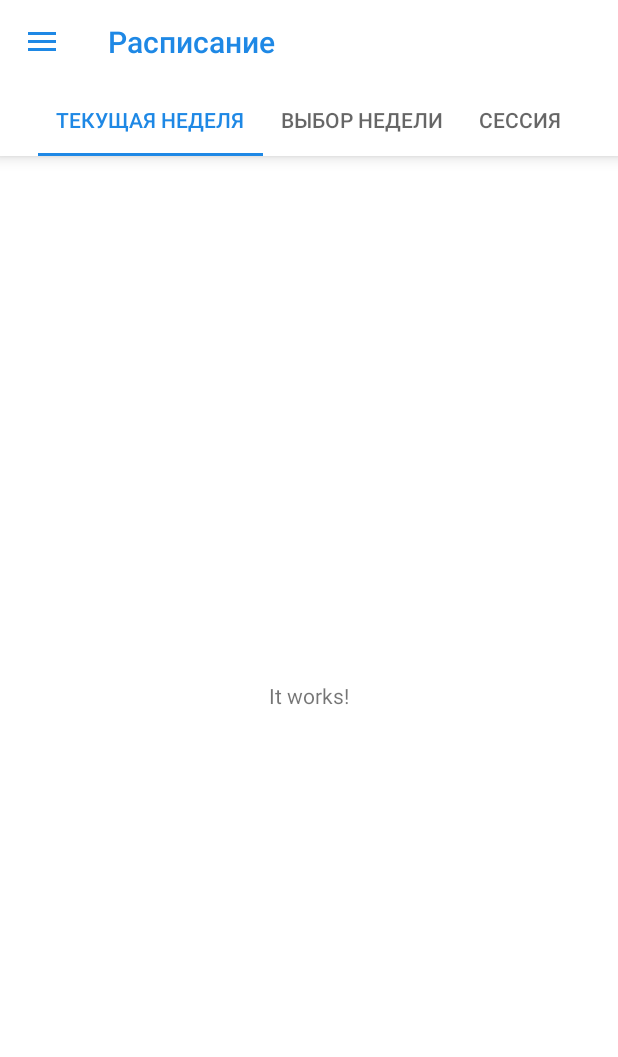
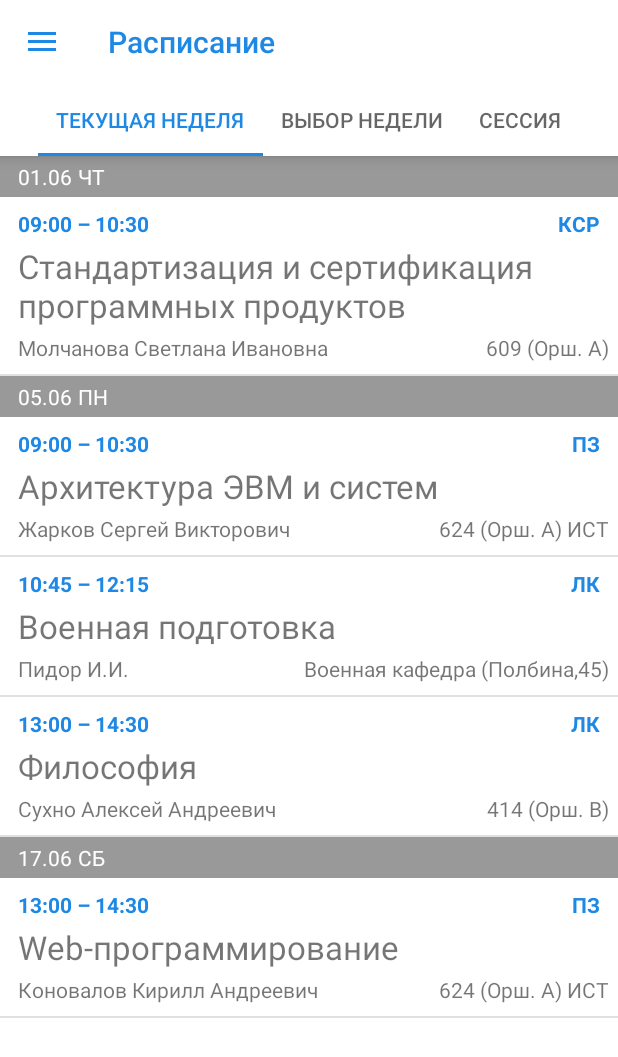
Before and after one commit to ReptilianInc/MaiApp, an Android app: the screen it shows after launch (MainActivity), on a phone screen of 412 x 824 dp. Shown: the top 1057 px of the screen. Run offline under Robolectric (Android 15) with nearby library versions, the phone set to English and light mode, and no system bars.

Commit message:
Implementing Schedule fragments

```diff
--- /dev/null
+++ b/app/src/main/java/com/mai/nix/maiapp/ChooseWeekScheduleFragment.java
@@ -0,0 +1,21 @@
+package com.mai.nix.maiapp;
+
+import android.os.Bundle;
+import android.support.annotation.Nullable;
+import android.support.v4.app.Fragment;
+import android.view.LayoutInflater;
+import android.view.View;
+import android.view.ViewGroup;
+
+/**
+ * Created by Nix on 01.08.2017.
+ */
+
+public class ChooseWeekScheduleFragment extends Fragment {
+    @Nullable
+    @Override
+    public View onCreateView(LayoutInflater inflater, @Nullable ViewGroup container, @Nullable Bundle savedInstanceState) {
+        View v = inflater.inflate(R.layout.custom_week_schedule_layout, container, false);
+        return v;
+    }
+}
--- /dev/null
+++ b/app/src/main/java/com/mai/nix/maiapp/ExamModel.java
@@ -0,0 +1,74 @@
+package com.mai.nix.maiapp;
+
+/**
+ * Created by Nix on 01.08.2017.
+ */
+
+public class ExamModel {
+    protected String mDate;
+    protected String mDay;
+    protected String mTime;
+    protected String mTitle;
+    protected String mTeacher;
+    protected String mRoom;
+
+    public ExamModel(String date, String day, String time, String title, String teacher, String room) {
+        mDate = date;
+        mDay = day;
+        mTime = time;
+        mTitle = title;
+        mTeacher = teacher;
+        mRoom = room;
+    }
+    public ExamModel(){
+
+    }
+
+    public String getDate() {
+        return mDate;
+    }
+
+    public void setDate(String date) {
+        mDate = date;
+    }
+
+    public String getDay() {
+        return mDay;
+    }
+
+    public void setDay(String day) {
+        mDay = day;
+    }
+
+    public String getTime() {
+        return mTime;
+    }
+
+    public void setTime(String time) {
+        mTime = time;
+    }
+
+    public String getTitle() {
+        return mTitle;
+    }
+
+    public void setTitle(String title) {
+        mTitle = title;
+    }
+
+    public String getTeacher() {
+        return mTeacher;
+    }
+
+    public void setTeacher(String teacher) {
+        mTeacher = teacher;
+    }
+
+    public String getRoom() {
+        return mRoom;
+    }
+
+    public void setRoom(String room) {
+        mRoom = room;
+    }
+}
--- /dev/null
+++ b/app/src/main/java/com/mai/nix/maiapp/SubjectModel.java
@@ -0,0 +1,28 @@
+package com.mai.nix.maiapp;
+
+/**
+ * Created by Nix on 01.08.2017.
+ */
+
+public class SubjectModel extends ExamModel {
+    private String mType;
+
+    public SubjectModel(String date, String day, String time, String title, String teacher, String room, String type) {
+        super(date, day, time, title, teacher, room);
+        mType = type;
+    }
+    public SubjectModel(String time, String title, String teacher, String room, String type) {
+        mTime = time;
+        mTitle = title;
+        mTeacher = teacher;
+        mRoom = room;
+        mType = type;
+    }
+    public String getType() {
+        return mType;
+    }
+
+    public void setType(String type) {
+        mType = type;
+    }
+}
--- /dev/null
+++ b/app/src/main/java/com/mai/nix/maiapp/SubjectsOfThisWeekFragment.java
@@ -0,0 +1,108 @@
+package com.mai.nix.maiapp;
+
+import android.os.Bundle;
+import android.support.annotation.Nullable;
+import android.support.v4.app.Fragment;
+import android.support.v7.widget.LinearLayoutManager;
+import android.support.v7.widget.RecyclerView;
+import android.view.LayoutInflater;
+import android.view.View;
+import android.view.ViewGroup;
+import android.widget.ProgressBar;
+import android.widget.RelativeLayout;
+import android.widget.TextView;
+import java.util.ArrayList;
+import java.util.List;
+
+/**
+ * Created by Nix on 01.08.2017.
+ */
+
+public class SubjectsOfThisWeekFragment extends Fragment {
+    private RecyclerView mRecyclerView;
+    private List<SubjectModel> mSubjectModels;
+    private SubjectsOfThisWeekFragment.MyAdapter mMyAdapter;
+    private ProgressBar mProgressBar;
+    @Nullable
+    @Override
+    public View onCreateView(LayoutInflater inflater, @Nullable ViewGroup container, @Nullable Bundle savedInstanceState) {
+        View v = inflater.inflate(R.layout.news_layout, container, false);
+        mSubjectModels = new ArrayList<>();
+        mSubjectModels.add(new SubjectModel("01.06", "ЧТ", "09:00 – 10:30", "Стандартизация и сертификация программных продуктов",
+                "Молчанова Светлана Ивановна", "609 (Орш. А)", "КСР"));
+        mSubjectModels.add(new SubjectModel("05.06", "ПН", "09:00 – 10:30", "Архитектура ЭВМ и систем",
+                "Жарков Сергей Викторович", "624 (Орш. А) ИСТ", "ПЗ"));
+        mSubjectModels.add(new SubjectModel("10:45 – 12:15", "Военная подготовка",
+                "Пидор И.И.", "Военная кафедра (Полбина,45)", "ЛК"));
+        mSubjectModels.add(new SubjectModel("13:00 – 14:30", "Философия",
+                "Сухно Алексей Андреевич", "414 (Орш. В)", "ЛК"));
+        mSubjectModels.add(new SubjectModel("17.06", "СБ", "13:00 – 14:30", "Web-программирование",
+                "Коновалов Кирилл Андреевич", "624 (Орш. А) ИСТ", "ПЗ"));
+        mProgressBar = (ProgressBar)v.findViewById(R.id.progress_bar);
+        mRecyclerView = (RecyclerView) v.findViewById(R.id.list);
+        mRecyclerView.setLayoutManager(new LinearLayoutManager(getContext()));
+        mRecyclerView.addItemDecoration(new DividerItemDecoration(getContext(), DividerItemDecoration.VERTICAL_LIST));
+        mMyAdapter = new SubjectsOfThisWeekFragment.MyAdapter(mSubjectModels);
+        mRecyclerView.setAdapter(mMyAdapter);
+        mProgressBar.setVisibility(ProgressBar.INVISIBLE);
+        return v;
+    }
+    private class MyViewHolder extends RecyclerView.ViewHolder {
+        private TextView mTitle, mTeacher, mTime, mDate, mDay, mRoom, mType;
+        private RelativeLayout mHolder;
+        private SubjectModel mSubjectModel;
+        public MyViewHolder(View itemView) {
+            super(itemView);
+            mTitle = (TextView)itemView.findViewById(R.id.subject_title);
+            mDate = (TextView)itemView.findViewById(R.id.subject_date);
+            mDay = (TextView)itemView.findViewById(R.id.subject_day);
+            mTime = (TextView)itemView.findViewById(R.id.subject_time);
+            mTeacher = (TextView)itemView.findViewById(R.id.subject_teacher);
+            mRoom = (TextView)itemView.findViewById(R.id.subject_room);
+            mType = (TextView)itemView.findViewById(R.id.subject_type);
+            mHolder = (RelativeLayout) itemView.findViewById(R.id.date_holder);
+        }
+        public void bindModel(SubjectModel model){
+            mSubjectModel = model;
+            if(mSubjectModel.getDate() != null && mSubjectModel.getDay()!= null ){
+                mDay.setText(mSubjectModel.getDay());
+                mDate.setText(mSubjectModel.getDate());
+            }else{
+                mHolder.getLayoutParams().height = 0;
+                mHolder.invalidate();
+            }
+            mTitle.setText(mSubjectModel.getTitle());
+            mTime.setText(mSubjectModel.getTime());
+            mTeacher.setText(mSubjectModel.getTeacher());
+            mRoom.setText(mSubjectModel.getRoom());
+            mType.setText(mSubjectModel.getType());
+        }
+    }
+    private class MyAdapter extends RecyclerView.Adapter<SubjectsOfThisWeekFragment.MyViewHolder>{
+        private List<SubjectModel> mSubjectsModelList;
+
+        public MyAdapter(List<SubjectModel> subjectModels) {
+            mSubjectsModelList = subjectModels;
+        }
+        public void setSubjectsModelList(List<SubjectModel> models){
+            mSubjectsModelList = models;
+        }
+        @Override
+        public SubjectsOfThisWeekFragment.MyViewHolder onCreateViewHolder(ViewGroup parent, int viewType) {
+            View v = LayoutInflater.from(parent.getContext()).inflate(R.layout.subject_card, parent, false);
+            SubjectsOfThisWeekFragment.MyViewHolder vh = new SubjectsOfThisWeekFragment.MyViewHolder(v);
+            return vh;
+        }
+
+        @Override
+        public void onBindViewHolder(SubjectsOfThisWeekFragment.MyViewHolder holder, int position) {
+            SubjectModel model =mSubjectsModelList.get(position);
+            holder.bindModel(model);
+        }
+
+        @Override
+        public int getItemCount() {
+            return mSubjectsModelList.size();
+        }
+    }
+}
--- a/app/src/main/java/com/mai/nix/maiapp/navigation_fragments/ScheduleFragment.java
+++ b/app/src/main/java/com/mai/nix/maiapp/navigation_fragments/ScheduleFragment.java
@@ -1,8 +1,10 @@
 package com.mai.nix.maiapp.navigation_fragments;
 
 import android.support.v4.view.ViewPager;
+import com.mai.nix.maiapp.ChooseWeekScheduleFragment;
+import com.mai.nix.maiapp.ExamItemFragment;
+import com.mai.nix.maiapp.SubjectsOfThisWeekFragment;
 import com.mai.nix.maiapp.TabsFragment;
-import com.mai.nix.maiapp.TestFragment;
 import com.mai.nix.maiapp.ViewPagerAdapter;
 
 /**
@@ -13,9 +15,9 @@ public class ScheduleFragment extends TabsFragment {
     @Override
     protected void setupViewPager(ViewPager viewPager) {
         ViewPagerAdapter adapter = new ViewPagerAdapter(getChildFragmentManager());
-        adapter.addFragment(new TestFragment(), "Текущая неделя");
-        adapter.addFragment(new TestFragment(), "Выбор недели");
-        adapter.addFragment(new TestFragment(), "Сессия");
+        adapter.addFragment(new SubjectsOfThisWeekFragment(), "Текущая неделя");
+        adapter.addFragment(new ChooseWeekScheduleFragment(), "Выбор недели");
+        adapter.addFragment(new ExamItemFragment(), "Сессия");
         viewPager.setAdapter(adapter);
     }
 }
--- /dev/null
+++ b/app/src/main/res/layout/subject_card.xml
@@ -0,0 +1,92 @@
+<?xml version="1.0" encoding="utf-8"?>
+<RelativeLayout xmlns:android="http://schemas.android.com/apk/res/android"
+                android:layout_width="match_parent"
+                android:layout_height="wrap_content"
+                xmlns:tools="http://schemas.android.com/tools">
+<RelativeLayout
+    android:layout_width="match_parent"
+    android:layout_height="wrap_content"
+    android:id="@+id/date_holder"
+    android:background="@color/schedule_date_background">
+    <TextView
+        android:layout_width="wrap_content"
+        android:layout_height="wrap_content"
+        android:id="@+id/subject_date"
+        android:layout_marginLeft="12dp"
+        android:layout_marginTop="4dp"
+        android:layout_marginBottom="4dp"
+        android:textColor="@color/colorPrimary"
+        tools:text="01.06"/>
+    <TextView
+        android:layout_width="wrap_content"
+        android:layout_height="wrap_content"
+        android:id="@+id/subject_day"
+        android:layout_marginLeft="4dp"
+        android:layout_marginStart="4dp"
+        android:layout_marginTop="4dp"
+        android:layout_marginBottom="4dp"
+        android:layout_centerHorizontal="true"
+        android:textColor="@color/colorPrimary"
+        tools:text="ЧТ"
+        android:layout_toEndOf="@+id/subject_date"
+        android:layout_toRightOf="@+id/subject_date"/>
+</RelativeLayout>
+    <RelativeLayout
+        android:layout_width="match_parent"
+        android:layout_height="wrap_content"
+        android:id="@+id/data_holder"
+        android:layout_below="@+id/date_holder">
+        <TextView
+            android:layout_width="wrap_content"
+            android:layout_height="wrap_content"
+            android:id="@+id/subject_time"
+            android:layout_alignParentTop="true"
+            tools:text="09:00 – 10:30"
+            android:textColor="@color/colorPrimaryDarkSec"
+            android:textStyle="bold"
+            android:layout_marginTop="8dp"
+            android:layout_marginLeft="12dp"/>
+        <TextView
+            android:layout_width="wrap_content"
+            android:layout_height="wrap_content"
+            android:id="@+id/subject_type"
+            android:layout_alignParentTop="true"
+            android:layout_alignParentEnd="true"
+            android:layout_alignParentRight="true"
+            tools:text="ПЗ"
+            android:textColor="@color/colorPrimaryDarkSec"
+            android:textStyle="bold"
+            android:layout_marginTop="8dp"
+            android:layout_marginRight="12dp"/>
+        <TextView
+            android:layout_width="wrap_content"
+            android:layout_height="wrap_content"
+            android:layout_marginTop="4dp"
+            android:layout_marginLeft="12dp"
+            android:layout_marginBottom="4dp"
+            android:id="@+id/subject_title"
+            android:layout_below="@+id/subject_time"
+            tools:text="Стандартизация и сертификация программных продуктов"
+            android:textSize="22sp"/>
+        <TextView
+            android:layout_width="wrap_content"
+            android:layout_height="wrap_content"
+            android:id="@+id/subject_teacher"
+            android:layout_below="@+id/subject_title"
+            tools:text="Молчанова Светлана Ивановна"
+            android:layout_marginLeft="12dp"
+            android:layout_marginStart="12dp"
+            android:layout_marginBottom="8dp"/>
+        <TextView
+            android:layout_width="wrap_content"
+            android:layout_height="wrap_content"
+            android:id="@+id/subject_room"
+            android:layout_below="@+id/subject_title"
+            tools:text="609 (Орш. А)"
+            android:layout_marginEnd="6dp"
+            android:layout_marginRight="6dp"
+            android:layout_alignParentRight="true"
+            android:layout_alignParentEnd="true"
+            android:layout_marginBottom="8dp"/>
+    </RelativeLayout>
+</RelativeLayout>
--- a/app/src/main/res/values/colors.xml
+++ b/app/src/main/res/values/colors.xml
@@ -7,6 +7,7 @@
     <color name="colorBackground">#eeeeee</color>
     <color name="colorTextSecondary">#424242</color>
     <color name="date_background">#e4e4e4</color>
+    <color name="schedule_date_background">#999999</color>
     ///
     <color name="colorPrimarySec">#2196F3</color>
     <color name="colorPrimaryDarkSec">#1E88E5</color>
--- a/app/src/main/res/values/strings.xml
+++ b/app/src/main/res/values/strings.xml
@@ -13,4 +13,5 @@
     //
     <string name="user_settings">Настройки</string>
     <string name="about">О программе</string>
+    <string name="what_to_do">Нажмите на кнопку с календарём, чтобы выбрать неделю</string>
 </resources>
```
Also changed, not shown: app/src/main/java/com/mai/nix/maiapp/ExamItemFragment.java (added, +98 -0 lines), app/src/main/java/com/mai/nix/maiapp/NewsItemFragment.java (renamed from app/src/main/java/com/mai/nix/maiapp/PressItemFragment.java, +4 -4 lines), app/src/main/java/com/mai/nix/maiapp/navigation_fragments/PressCenterFragment.java (+4 -4 lines), app/src/main/res/layout/custom_week_schedule_layout.xml (added, +27 -0 lines), app/src/main/res/layout/exam_card.xml (added, +79 -0 lines), app/src/main/res/drawable-hdpi/ic_calendar.png (added), app/src/main/res/drawable-mdpi/ic_calendar.png (added), app/src/main/res/drawable-xhdpi/ic_calendar.png (added), app/src/main/res/drawable-xxhdpi/ic_calendar.png (added), app/src/main/res/layout/news_card.xml (renamed from app/src/main/res/layout/item_card.xml).
